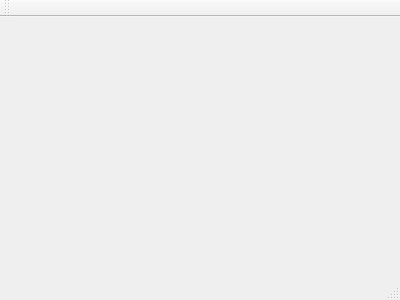
First picture: the form in Sorter/mainwindow.ui, repository Fisharoo/ProjektQT, before the edit.
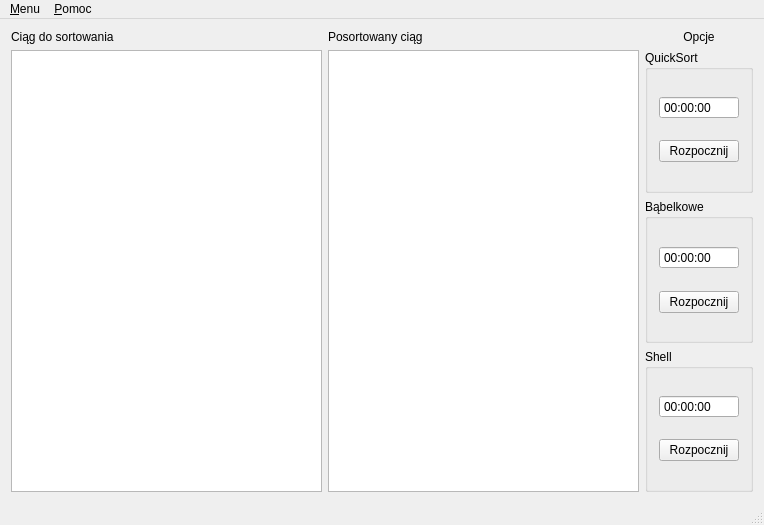
Second picture: the form after the edit. Icons and pictures are not drawn.

Commit message: nowe rzeczy

```diff
--- a/Sorter/mainwindow.ui
+++ b/Sorter/mainwindow.ui
@@ -1,24 +1,244 @@
 <ui version="4.0">
  <class>MainWindow</class>
- <widget class="QMainWindow" name="MainWindow" >
-  <property name="geometry" >
+ <widget class="QMainWindow" name="MainWindow">
+  <property name="geometry">
    <rect>
     <x>0</x>
     <y>0</y>
-    <width>400</width>
-    <height>300</height>
+    <width>764</width>
+    <height>525</height>
    </rect>
   </property>
   <property name="windowTitle" >
    <string>MainWindow</string>
   </property>
-  <widget class="QMenuBar" name="menuBar" />
-  <widget class="QToolBar" name="mainToolBar" />
-  <widget class="QWidget" name="centralWidget" />
-  <widget class="QStatusBar" name="statusBar" />
+  <widget class="QWidget" name="centralWidget">
+   <layout class="QGridLayout" name="gridLayout_4">
+    <item row="1" column="1">
+     <widget class="QTextBrowser" name="Sorted"/>
+    </item>
+    <item row="0" column="1">
+     <widget class="QLabel" name="label_2">
+      <property name="text">
+       <string>Posortowany ciąg</string>
+      </property>
+     </widget>
+    </item>
+    <item row="0" column="2">
+     <widget class="QLabel" name="label_3">
+      <property name="frameShape">
+       <enum>QFrame::NoFrame</enum>
+      </property>
+      <property name="text">
+       <string>Opcje</string>
+      </property>
+      <property name="alignment">
+       <set>Qt::AlignCenter</set>
+      </property>
+     </widget>
+    </item>
+    <item row="0" column="0">
+     <widget class="QLabel" name="label">
+      <property name="text">
+       <string>Ciąg do sortowania</string>
+      </property>
+     </widget>
+    </item>
+    <item row="1" column="0">
+     <widget class="QPlainTextEdit" name="toSort"/>
+    </item>
+    <item row="1" column="2">
+     <layout class="QVBoxLayout" name="verticalLayout">
+      <item>
+       <widget class="QGroupBox" name="groupBox">
+        <property name="title">
+         <string>QuickSort</string>
+        </property>
+        <layout class="QGridLayout" name="gridLayout">
+         <item row="0" column="0">
+          <widget class="QTimeEdit" name="timeQuick">
+           <property name="frame">
+            <bool>true</bool>
+           </property>
+           <property name="readOnly">
+            <bool>true</bool>
+           </property>
+           <property name="buttonSymbols">
+            <enum>QAbstractSpinBox::NoButtons</enum>
+           </property>
+           <property name="keyboardTracking">
+            <bool>false</bool>
+           </property>
+           <property name="currentSection">
+            <enum>QDateTimeEdit::MinuteSection</enum>
+           </property>
+           <property name="displayFormat">
+            <string>mm:ss:ms</string>
+           </property>
+          </widget>
+         </item>
+         <item row="1" column="0">
+          <widget class="QPushButton" name="buttonQuick">
+           <property name="text">
+            <string>Rozpocznij</string>
+           </property>
+          </widget>
+         </item>
+        </layout>
+       </widget>
+      </item>
+      <item>
+       <widget class="QGroupBox" name="groupBox_2">
+        <property name="title">
+         <string>Bąbelkowe</string>
+        </property>
+        <layout class="QGridLayout" name="gridLayout_2">
+         <item row="0" column="0">
+          <widget class="QTimeEdit" name="timeBubble">
+           <property name="frame">
+            <bool>true</bool>
+           </property>
+           <property name="readOnly">
+            <bool>true</bool>
+           </property>
+           <property name="buttonSymbols">
+            <enum>QAbstractSpinBox::NoButtons</enum>
+           </property>
+           <property name="keyboardTracking">
+            <bool>false</bool>
+           </property>
+           <property name="currentSection">
+            <enum>QDateTimeEdit::MinuteSection</enum>
+           </property>
+           <property name="displayFormat">
+            <string>mm:ss:ms</string>
+           </property>
+          </widget>
+         </item>
+         <item row="1" column="0">
+          <widget class="QPushButton" name="buttonBubble">
+           <property name="text">
+            <string>Rozpocznij</string>
+           </property>
+          </widget>
+         </item>
+        </layout>
+       </widget>
+      </item>
+      <item>
+       <widget class="QGroupBox" name="groupBox_3">
+        <property name="title">
+         <string>Shell</string>
+        </property>
+        <layout class="QGridLayout" name="gridLayout_3">
+         <item row="0" column="0">
+          <widget class="QTimeEdit" name="timeShell">
+           <property name="frame">
+            <bool>true</bool>
+           </property>
+           <property name="readOnly">
+            <bool>true</bool>
+           </property>
+           <property name="buttonSymbols">
+            <enum>QAbstractSpinBox::NoButtons</enum>
+           </property>
+           <property name="keyboardTracking">
+            <bool>false</bool>
+           </property>
+           <property name="currentSection">
+            <enum>QDateTimeEdit::MinuteSection</enum>
+           </property>
+           <property name="displayFormat">
+            <string>mm:ss:ms</string>
+           </property>
+          </widget>
+         </item>
+         <item row="1" column="0">
+          <widget class="QPushButton" name="buttonShell">
+           <property name="text">
+            <string>Rozpocznij</string>
+           </property>
+          </widget>
+         </item>
+        </layout>
+       </widget>
+      </item>
+     </layout>
+    </item>
+   </layout>
+  </widget>
+  <widget class="QMenuBar" name="menuBar">
+   <property name="geometry">
+    <rect>
+     <x>0</x>
+     <y>0</y>
+     <width>764</width>
+     <height>26</height>
+    </rect>
+   </property>
+   <widget class="QMenu" name="menu_Menu">
+    <property name="title">
+     <string>&amp;Menu</string>
+    </property>
+    <addaction name="actionNowy"/>
+    <addaction name="actionOtworz"/>
+    <addaction name="actionZamknij"/>
+   </widget>
+   <widget class="QMenu" name="menuHelp">
+    <property name="title">
+     <string>&amp;Pomoc</string>
+    </property>
+    <addaction name="actionO_autorach"/>
+    <addaction name="actionO_algorytmach"/>
+   </widget>
+   <addaction name="menu_Menu"/>
+   <addaction name="menuHelp"/>
+  </widget>
+  <widget class="QStatusBar" name="statusBar"/>
+  <action name="actionOtworz">
+   <property name="icon">
+    <iconset>
+     <normaloff>E:/Studia/Semestr VI/qt programowanie/pw_lab5_ikony/lab1/open.png</normaloff>E:/Studia/Semestr VI/qt programowanie/pw_lab5_ikony/lab1/open.png</iconset>
+   </property>
+   <property name="text">
+    <string>Otwórz</string>
+   </property>
+   <property name="shortcut">
+    <string>Ctrl+O</string>
+   </property>
+  </action>
+  <action name="actionNowy">
+   <property name="icon">
+    <iconset>
+     <normaloff>E:/Studia/Semestr VI/qt programowanie/pw_lab5_ikony/lab1/new.png</normaloff>E:/Studia/Semestr VI/qt programowanie/pw_lab5_ikony/lab1/new.png</iconset>
+   </property>
+   <property name="text">
+    <string>Nowy</string>
+   </property>
+   <property name="shortcut">
+    <string>Ctrl+N</string>
+   </property>
+  </action>
+  <action name="actionZamknij">
+   <property name="text">
+    <string>Zamknij</string>
+   </property>
+   <property name="shortcut">
+    <string>Shift+Esc</string>
+   </property>
+  </action>
+  <action name="actionO_autorach">
+   <property name="text">
+    <string>O autorach</string>
+   </property>
+  </action>
+  <action name="actionO_algorytmach">
+   <property name="text">
+    <string>O algorytmach</string>
+   </property>
+  </action>
  </widget>
- <layoutDefault spacing="6" margin="11" />
- <pixmapfunction></pixmapfunction>
+ <layoutdefault spacing="6" margin="11"/>
  <resources/>
  <connections/>
 </ui>
```
Left out of the diff: 3 changed lines with no effect on the pictures. The commit also changes 2 other files.
